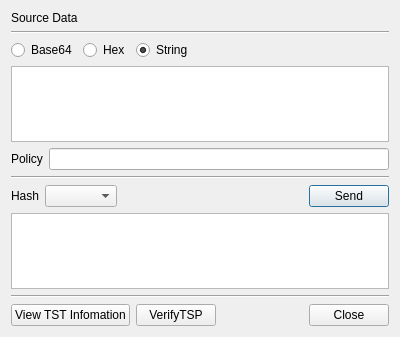
jykim74/CertMan, file CertMan/tsp_dlg.ui: the form before one commit.
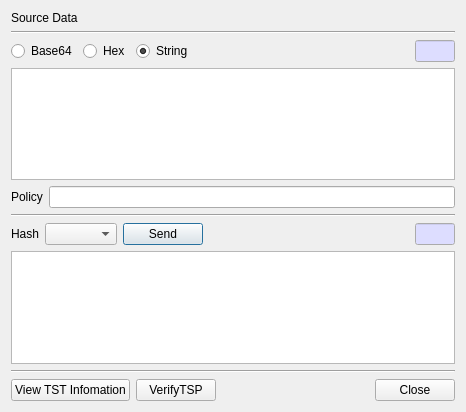
The form after the commit.

Diff of the .ui file:
```diff
--- a/CertMan/tsp_dlg.ui
+++ b/CertMan/tsp_dlg.ui
@@ -6,8 +6,8 @@
    <rect>
     <x>0</x>
     <y>0</y>
-    <width>400</width>
-    <height>337</height>
+    <width>466</width>
+    <height>412</height>
    </rect>
   </property>
   <property name="windowTitle">
@@ -33,6 +33,13 @@
      <property name="topMargin">
       <number>0</number>
      </property>
+     <item row="0" column="1">
+      <widget class="QRadioButton" name="mSrcHexCheck">
+       <property name="text">
+        <string>Hex</string>
+       </property>
+      </widget>
+     </item>
      <item row="0" column="2">
       <widget class="QRadioButton" name="mSrcStringCheck">
        <property name="text">
@@ -43,12 +50,18 @@
        </property>
       </widget>
      </item>
-     <item row="0" column="1">
-      <widget class="QRadioButton" name="mSrcHexCheck">
-       <property name="text">
-        <string>Hex</string>
+     <item row="0" column="3">
+      <spacer name="horizontalSpacer">
+       <property name="orientation">
+        <enum>Qt::Horizontal</enum>
        </property>
-      </widget>
+       <property name="sizeHint" stdset="0">
+        <size>
+         <width>40</width>
+         <height>20</height>
+        </size>
+       </property>
+      </spacer>
      </item>
      <item row="0" column="0">
       <widget class="QRadioButton" name="mSrcBase64Check">
@@ -57,18 +70,51 @@
        </property>
       </widget>
      </item>
-     <item row="0" column="3">
-      <spacer name="horizontalSpacer">
-       <property name="orientation">
-        <enum>Qt::Horizontal</enum>
+     <item row="0" column="4">
+      <widget class="QLineEdit" name="mSrcLenText">
+       <property name="minimumSize">
+        <size>
+         <width>40</width>
+         <height>0</height>
+        </size>
        </property>
-       <property name="sizeHint" stdset="0">
+       <property name="maximumSize">
         <size>
          <width>40</width>
-         <height>20</height>
+         <height>16777215</height>
         </size>
        </property>
-      </spacer>
+       <property name="palette">
+        <palette>
+         <active>
+          <colorrole role="Base">
+           <brush brushstyle="SolidPattern">
+            <color alpha="255">
+             <red>221</red>
+             <green>221</green>
+             <blue>255</blue>
+            </color>
+           </brush>
+          </colorrole>
+         </active>
+         <inactive>
+          <colorrole role="Base">
+           <brush brushstyle="SolidPattern">
+            <color alpha="255">
+             <red>221</red>
+             <green>221</green>
+             <blue>255</blue>
+            </color>
+           </brush>
+          </colorrole>
+         </inactive>
+         <disabled/>
+        </palette>
+       </property>
+       <property name="readOnly">
+        <bool>true</bool>
+       </property>
+      </widget>
      </item>
     </layout>
    </item>
@@ -105,11 +151,17 @@
       <number>0</number>
      </property>
      <item row="0" column="3">
-      <widget class="QPushButton" name="mSendBtn">
-       <property name="text">
-        <string>Send</string>
+      <spacer name="horizontalSpacer_2">
+       <property name="orientation">
+        <enum>Qt::Horizontal</enum>
        </property>
-      </widget>
+       <property name="sizeHint" stdset="0">
+        <size>
+         <width>40</width>
+         <height>20</height>
+        </size>
+       </property>
+      </spacer>
      </item>
      <item row="0" column="1">
       <widget class="QComboBox" name="mHashCombo"/>
@@ -122,17 +174,57 @@
       </widget>
      </item>
      <item row="0" column="2">
-      <spacer name="horizontalSpacer_2">
-       <property name="orientation">
-        <enum>Qt::Horizontal</enum>
+      <widget class="QPushButton" name="mSendBtn">
+       <property name="text">
+        <string>Send</string>
        </property>
-       <property name="sizeHint" stdset="0">
+      </widget>
+     </item>
+     <item row="0" column="4">
+      <widget class="QLineEdit" name="mOutputLenText">
+       <property name="minimumSize">
         <size>
          <width>40</width>
-         <height>20</height>
+         <height>0</height>
         </size>
        </property>
-      </spacer>
+       <property name="maximumSize">
+        <size>
+         <width>40</width>
+         <height>16777215</height>
+        </size>
+       </property>
+       <property name="palette">
+        <palette>
+         <active>
+          <colorrole role="Base">
+           <brush brushstyle="SolidPattern">
+            <color alpha="255">
+             <red>221</red>
+             <green>221</green>
+             <blue>255</blue>
+            </color>
+           </brush>
+          </colorrole>
+         </active>
+         <inactive>
+          <colorrole role="Base">
+           <brush brushstyle="SolidPattern">
+            <color alpha="255">
+             <red>221</red>
+             <green>221</green>
+             <blue>255</blue>
+            </color>
+           </brush>
+          </colorrole>
+         </inactive>
+         <disabled/>
+        </palette>
+       </property>
+       <property name="readOnly">
+        <bool>true</bool>
+       </property>
+      </widget>
      </item>
     </layout>
    </item>
```
Left out of the diff: 1 changed line with no effect on the pictures.
